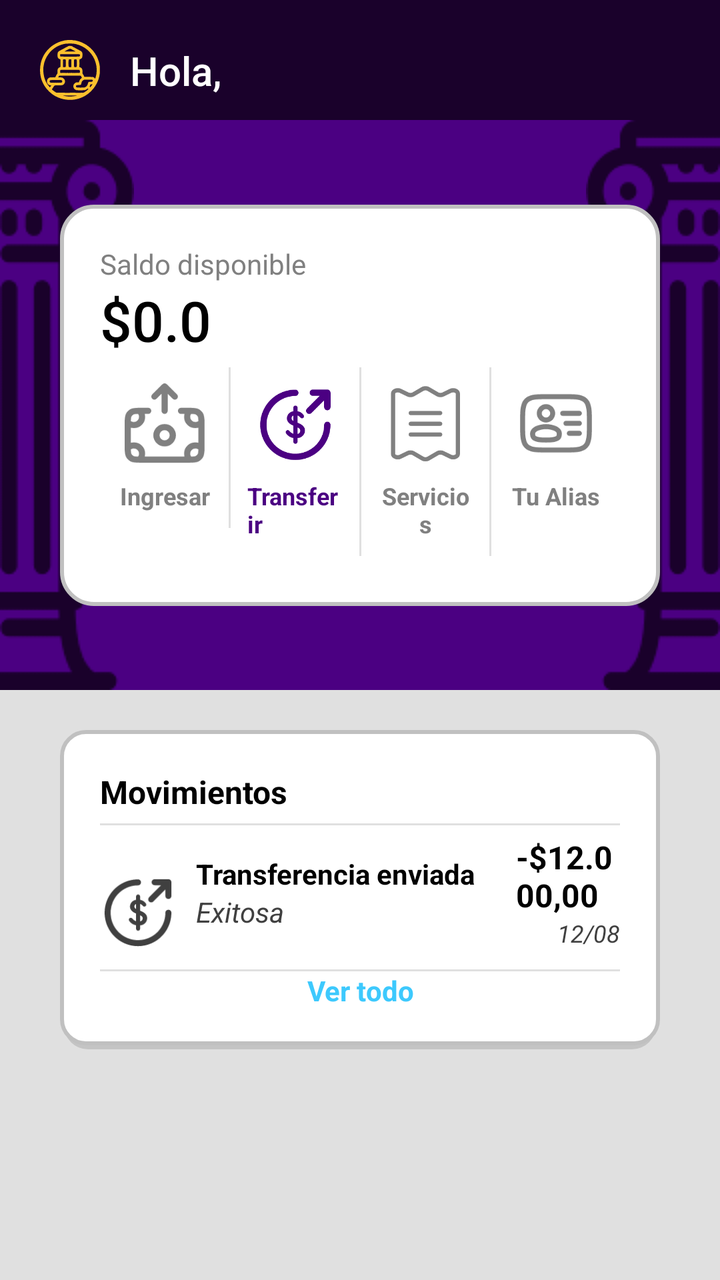
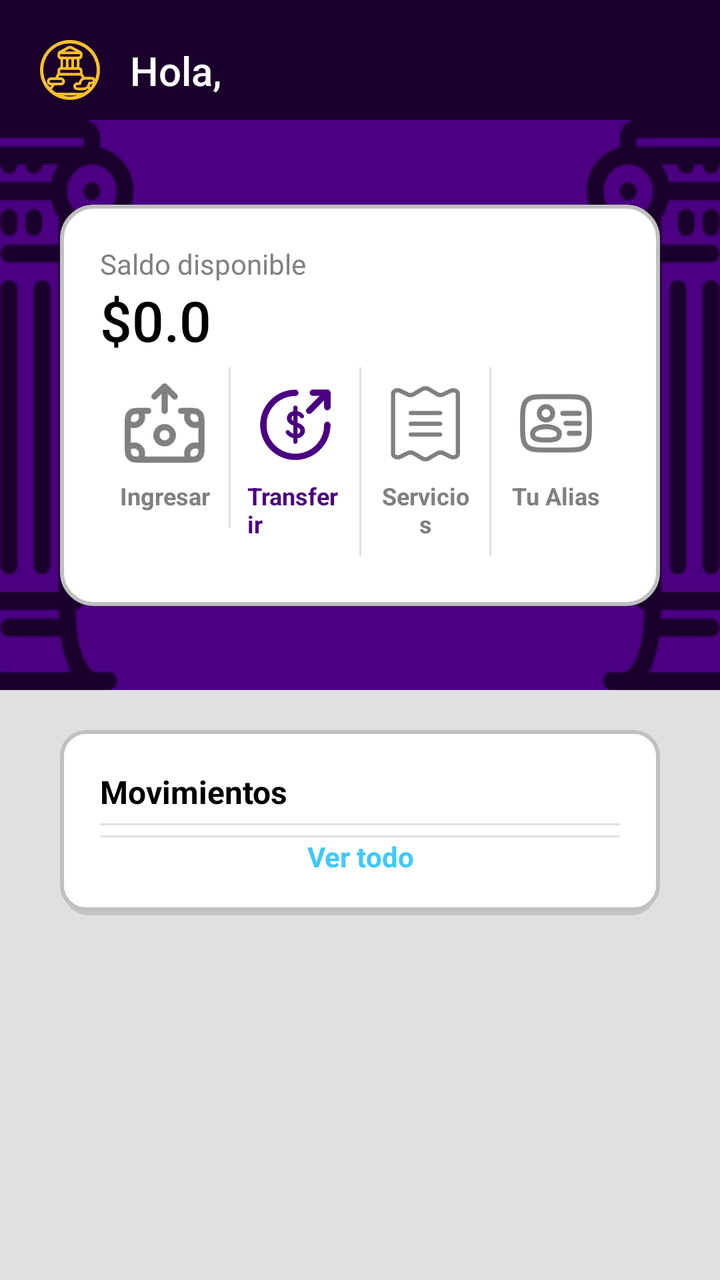

Before-and-after screenshots of an Android layout around one commit, followed by the original layout XML and the change that was made.
<!-- AndroidManifest.xml: application theme Theme.Kharon -->
<!-- res/layout/activity_inicio.xml -->
<?xml version="1.0" encoding="utf-8"?>
<androidx.constraintlayout.widget.ConstraintLayout xmlns:android="http://schemas.android.com/apk/res/android"
    xmlns:app="http://schemas.android.com/apk/res-auto"
    xmlns:tools="http://schemas.android.com/tools"
    android:id="@+id/inicio"
    android:layout_width="match_parent"
    android:layout_height="match_parent"
    android:background="@color/indigoOscuro"
    tools:context=".views.Inicio">

    
    <androidx.constraintlayout.widget.ConstraintLayout
        android:id="@+id/toolbarContainer"
        android:layout_width="0dp"
        android:layout_height="wrap_content"
        android:paddingHorizontal="20dp"
        android:paddingTop="20dp"
        android:paddingBottom="10dp"
        app:layout_constraintTop_toTopOf="parent"
        app:layout_constraintStart_toStartOf="parent"
        app:layout_constraintEnd_toEndOf="parent"
        android:background="@color/indigoOscuro"
        >

        <androidx.constraintlayout.widget.ConstraintLayout
            android:id="@+id/toolbarMenu"
            android:layout_width="0dp"
            android:layout_height="wrap_content"
            app:layout_constraintEnd_toEndOf="parent"
            app:layout_constraintStart_toStartOf="parent"
            app:layout_constraintTop_toTopOf="parent"
            >
            <ImageView
                android:id="@+id/backBtnToolbarMenu"
                android:layout_width="30dp"
                android:layout_height="30dp"
                android:src="@drawable/kharon_logo"
                app:tint="#FBC02D"
                app:layout_constraintStart_toStartOf="parent"
                app:layout_constraintEnd_toStartOf="@id/backBtnToolbarMenu"
                app:layout_constraintTop_toTopOf="parent"
                app:layout_constraintBottom_toBottomOf="parent"
                />
            <TextView
                style="@style/TituloMediano"
                android:id="@+id/tituloToolbarMenu"
                android:layout_width="0dp"
                android:layout_height="wrap_content"
                android:text="Hola, "
                app:layout_constraintEnd_toEndOf="parent"
                app:layout_constraintStart_toEndOf="@id/backBtnToolbarMenu"
                app:layout_constraintTop_toTopOf="parent"
                app:layout_constraintBottom_toBottomOf="parent"
                android:textColor="@color/white"
                android:layout_marginStart="15dp"

                />

        </androidx.constraintlayout.widget.ConstraintLayout>


    </androidx.constraintlayout.widget.ConstraintLayout>

    

    <androidx.constraintlayout.widget.ConstraintLayout
        android:id="@+id/saldoContainer"
        android:layout_width="0dp"
        android:layout_height="wrap_content"
        android:background="@color/indigo"
        app:layout_constraintEnd_toEndOf="parent"
        app:layout_constraintStart_toStartOf="parent"
        app:layout_constraintTop_toBottomOf="@id/toolbarContainer">

        <ImageView
            android:id="@+id/columnaDerecha"
            android:layout_width="wrap_content"
            android:layout_height="wrap_content"
            android:src="@drawable/columna"
            app:layout_constraintEnd_toEndOf="parent"
            app:layout_constraintTop_toTopOf="parent" />

        <ImageView
            android:id="@+id/columnaIzquierda"
            android:layout_width="wrap_content"
            android:layout_height="wrap_content"
            android:scaleX="-1"
            android:src="@drawable/columna"
            app:layout_constraintStart_toStartOf="parent"
            app:layout_constraintTop_toTopOf="parent" />

        
        <androidx.constraintlayout.widget.ConstraintLayout
            android:id="@+id/saldoCard"
            android:layout_width="0dp"
            android:layout_height="wrap_content"
            android:layout_margin="30dp"
            android:background="@drawable/card"
            android:padding="20dp"
            app:layout_constraintBottom_toBottomOf="parent"
            app:layout_constraintEnd_toEndOf="parent"
            app:layout_constraintStart_toStartOf="parent"
            app:layout_constraintTop_toTopOf="parent">

            <TextView
                android:id="@+id/labelSaldo"
                android:layout_width="wrap_content"
                android:layout_height="wrap_content"
                android:text="Saldo disponible"
                android:textColor="@color/grisIntermedio"
                app:layout_constraintBottom_toTopOf="@id/saldo"
                app:layout_constraintStart_toStartOf="parent"
                app:layout_constraintTop_toTopOf="parent" />

            <TextView
                android:id="@+id/saldo"
                style="@style/TituloGrande"
                android:layout_width="wrap_content"
                android:layout_height="wrap_content"
                android:text="$0.0"
                android:textColor="@color/black"
                app:layout_constraintStart_toStartOf="parent"
                app:layout_constraintTop_toBottomOf="@id/labelSaldo" />

            
            <androidx.constraintlayout.widget.ConstraintLayout
                android:id="@+id/btnSaldoContainer"
                android:layout_width="0dp"
                android:layout_height="wrap_content"
                android:paddingVertical="5dp"
                app:layout_constraintBottom_toBottomOf="parent"
                app:layout_constraintEnd_toEndOf="parent"
                app:layout_constraintStart_toStartOf="parent"
                app:layout_constraintTop_toBottomOf="@id/saldo">

                
                <androidx.constraintlayout.widget.ConstraintLayout
                    android:id="@+id/btnIngresar"
                    android:layout_width="0dp"
                    android:layout_height="wrap_content"
                    android:clickable="true"
                    android:focusable="true"
                    android:padding="8dp"
                    android:background="?attr/selectableItemBackgroundBorderless"
                    app:layout_constraintEnd_toStartOf="@id/divider1"
                    app:layout_constraintStart_toStartOf="parent"
                    app:layout_constraintTop_toTopOf="parent">

                    <ImageView
                        android:id="@+id/imgIngresar"
                        android:layout_width="40dp"
                        android:layout_height="40dp"
                        android:contentDescription="Ingresar"
                        android:src="@drawable/ingresar"
                        app:tint="@color/grisIntermedio"
                        app:layout_constraintTop_toTopOf="parent"
                        app:layout_constraintStart_toStartOf="parent"
                        app:layout_constraintEnd_toEndOf="parent" />

                    <TextView
                        android:id="@+id/labelIngresar"
                        android:layout_width="wrap_content"
                        android:layout_height="wrap_content"
                        android:layout_marginTop="8dp"
                        android:text="Ingresar"
                        android:textColor="@color/grisIntermedio"
                        android:textSize="12sp"
                        android:textStyle="bold"
                        app:layout_constraintEnd_toEndOf="@id/imgIngresar"
                        app:layout_constraintStart_toStartOf="@id/imgIngresar"
                        app:layout_constraintTop_toBottomOf="@id/imgIngresar" />
                </androidx.constraintlayout.widget.ConstraintLayout>

                
                <View
                    android:id="@+id/divider1"
                    android:layout_width="1dp"
                    android:layout_height="0dp"
                    android:background="@color/grisClaro"
                    app:layout_constraintTop_toTopOf="@id/btnIngresar"
                    app:layout_constraintBottom_toBottomOf="@id/btnIngresar"
                    app:layout_constraintStart_toEndOf="@id/btnIngresar"
                    app:layout_constraintEnd_toStartOf="@id/btnTransferirV" />

                
                <androidx.constraintlayout.widget.ConstraintLayout
                    android:id="@+id/btnTransferirV"
                    android:layout_width="0dp"
                    android:layout_height="wrap_content"
                    android:clickable="true"
                    android:focusable="true"
                    android:padding="8dp"
                    android:background="?attr/selectableItemBackgroundBorderless"
                    app:layout_constraintEnd_toStartOf="@id/divider2"
                    app:layout_constraintStart_toEndOf="@id/divider1"
                    app:layout_constraintTop_toTopOf="parent">

                    <ImageView
                        android:id="@+id/imgTransferir"
                        android:layout_width="40dp"
                        android:layout_height="40dp"
                        android:contentDescription="Transferir"
                        android:src="@drawable/transferir"
                        app:tint="@color/indigo"
                        app:layout_constraintTop_toTopOf="parent"
                        app:layout_constraintStart_toStartOf="parent"
                        app:layout_constraintEnd_toEndOf="parent" />

                    <TextView
                        android:id="@+id/labelTransferir"
                        android:layout_width="wrap_content"
                        android:layout_height="wrap_content"
                        android:layout_marginTop="8dp"
                        android:text="Transferir"
                        android:textColor="@color/indigo"
                         android:textSize="12sp"                        android:textStyle="bold"
                        app:layout_constraintEnd_toEndOf="@id/imgTransferir"
                        app:layout_constraintStart_toStartOf="@id/imgTransferir"
                        app:layout_constraintTop_toBottomOf="@id/imgTransferir" />
                </androidx.constraintlayout.widget.ConstraintLayout>

                
                <View
                    android:id="@+id/divider2"
                    android:layout_width="1dp"
                    android:layout_height="0dp"
                    android:background="@color/grisClaro"
                    app:layout_constraintTop_toTopOf="@id/btnTransferirV"
                    app:layout_constraintBottom_toBottomOf="@id/btnTransferirV"
                    app:layout_constraintStart_toEndOf="@id/btnTransferirV"
                    app:layout_constraintEnd_toStartOf="@id/btnPagar" />

                
                <androidx.constraintlayout.widget.ConstraintLayout
                    android:id="@+id/btnPagar"
                    android:layout_width="0dp"
                    android:layout_height="wrap_content"
                    android:clickable="true"
                    android:focusable="true"
                    android:padding="8dp"
                    android:background="?attr/selectableItemBackgroundBorderless"
                    app:layout_constraintEnd_toStartOf="@id/divider3"
                    app:layout_constraintStart_toEndOf="@id/divider2"
                    app:layout_constraintTop_toTopOf="parent">

                    <ImageView
                        android:id="@+id/imgPagar"
                        android:layout_width="40dp"
                        android:layout_height="40dp"
                        android:contentDescription="Servicios"
                        android:src="@drawable/servicios"
                        app:tint="@color/grisIntermedio"
                        app:layout_constraintTop_toTopOf="parent"
                        app:layout_constraintStart_toStartOf="parent"
                        app:layout_constraintEnd_toEndOf="parent" />

                    <TextView
                        android:id="@+id/labelPagar"
                        android:layout_width="wrap_content"
                        android:layout_height="wrap_content"
                        android:layout_marginTop="8dp"
                        android:text="Servicios"
                        android:textAlignment="center"
                        android:textColor="@color/grisIntermedio"
                         android:textSize="12sp"                        android:textStyle="bold"
                        app:layout_constraintEnd_toEndOf="@id/imgPagar"
                        app:layout_constraintStart_toStartOf="@id/imgPagar"
                        app:layout_constraintTop_toBottomOf="@id/imgPagar" />
                </androidx.constraintlayout.widget.ConstraintLayout>

                
                <View
                    android:id="@+id/divider3"
                    android:layout_width="1dp"
                    android:layout_height="0dp"
                    android:background="@color/grisClaro"
                    app:layout_constraintTop_toTopOf="@id/btnPagar"
                    app:layout_constraintBottom_toBottomOf="@id/btnPagar"
                    app:layout_constraintStart_toEndOf="@id/btnPagar"
                    app:layout_constraintEnd_toStartOf="@id/btnAlias" />

                
                <androidx.constraintlayout.widget.ConstraintLayout
                    android:id="@+id/btnAlias"
                    android:layout_width="0dp"
                    android:layout_height="wrap_content"
                    android:clickable="true"
                    android:focusable="true"
                    android:padding="8dp"
                    android:background="?attr/selectableItemBackgroundBorderless"
                    app:layout_constraintEnd_toEndOf="parent"
                    app:layout_constraintStart_toEndOf="@id/divider3"
                    app:layout_constraintTop_toTopOf="parent">

                    <ImageView
                        android:id="@+id/imgAlias"
                        android:layout_width="40dp"
                        android:layout_height="40dp"
                        android:contentDescription="Tu alias"
                        android:src="@drawable/alias"
                        app:tint="@color/grisIntermedio"
                        app:layout_constraintTop_toTopOf="parent"
                        app:layout_constraintStart_toStartOf="parent"
                        app:layout_constraintEnd_toEndOf="parent" />

                    <TextView
                        android:id="@+id/labelAlias"
                        android:layout_width="wrap_content"
                        android:layout_height="wrap_content"
                        android:layout_marginTop="8dp"
                        android:text="Tu Alias"
                        android:textColor="@color/grisIntermedio"
                         android:textSize="12sp"                        android:textStyle="bold"
                        app:layout_constraintEnd_toEndOf="@id/imgAlias"
                        app:layout_constraintStart_toStartOf="@id/imgAlias"
                        app:layout_constraintTop_toBottomOf="@id/imgAlias" />
                </androidx.constraintlayout.widget.ConstraintLayout>

            </androidx.constraintlayout.widget.ConstraintLayout>

        </androidx.constraintlayout.widget.ConstraintLayout>

    </androidx.constraintlayout.widget.ConstraintLayout>

    
    <androidx.constraintlayout.widget.ConstraintLayout
        android:id="@+id/movimientosSeccion"
        android:layout_width="0dp"
        android:layout_height="0dp"
        android:background="@color/grisClaro"
        app:layout_constraintTop_toBottomOf="@id/saldoContainer"
        app:layout_constraintBottom_toBottomOf="parent"
        app:layout_constraintEnd_toEndOf="parent"
        app:layout_constraintStart_toStartOf="parent"
        >

        
        <androidx.constraintlayout.widget.ConstraintLayout
            android:id="@+id/movimientosContainer"
            android:layout_width="0dp"
            android:layout_height="wrap_content"
            android:background="@drawable/card_shadow"
            app:layout_constraintTop_toTopOf="parent"
            app:layout_constraintEnd_toEndOf="parent"
            app:layout_constraintStart_toStartOf="parent"
            android:layout_marginHorizontal="30dp"
            android:padding="20dp"
            android:layout_marginTop="20dp"
            >
            <TextView
                android:id="@+id/movimientosTitulo"
                android:layout_width="0dp"
                android:layout_height="wrap_content"
                android:text="Movimientos"
                android:textStyle="bold"
                style="@style/TituloChico"
                android:textColor="@color/black"
                app:layout_constraintTop_toTopOf="parent"
                app:layout_constraintStart_toStartOf="parent"
                />
            <View
                android:id="@+id/dividerHorizontal1"
                android:layout_width="0dp"
                android:layout_height="1dp"
                android:background="@color/grisClaro"
                app:layout_constraintTop_toBottomOf="@id/movimientosTitulo"
                app:layout_constraintStart_toStartOf="parent"
                app:layout_constraintEnd_toEndOf="parent"
                android:layout_marginVertical="5dp"
            />

            
            <androidx.constraintlayout.widget.ConstraintLayout
                android:id="@+id/movimientoRow"
                android:layout_width="0dp"
                android:layout_height="wrap_content"
                app:layout_constraintTop_toBottomOf="@id/dividerHorizontal1"
                app:layout_constraintStart_toStartOf="parent"
                app:layout_constraintEnd_toEndOf="parent"
                android:paddingVertical="5dp"
                >
                <ImageView
                    android:id="@+id/operacionIcono"
                    android:layout_width="wrap_content"
                    android:layout_height="wrap_content"
                    android:src="@drawable/transferir"
                    app:tint="@color/grisOscuro"
                    app:layout_constraintStart_toStartOf="parent"
                    app:layout_constraintBottom_toBottomOf="parent"
                    app:layout_constraintEnd_toStartOf="@id/operacionDetalles"
                />

                
                <androidx.constraintlayout.widget.ConstraintLayout
                    android:id="@+id/operacionDetalles"
                    android:layout_width="170dp"
                    android:layout_height="wrap_content"
                    app:layout_constraintStart_toEndOf="@id/operacionIcono"
                    app:layout_constraintEnd_toStartOf="@id/montoOperacionDetalles"
                    app:layout_constraintTop_toTopOf="parent"
                    app:layout_constraintBottom_toBottomOf="parent"
                    android:paddingHorizontal="10dp"
                    >
                    <TextView
                        android:id="@+id/tipoOperacion"
                        android:layout_width="0dp"
                        android:layout_height="wrap_content"
                        android:text="Transferencia enviada"
                        android:textColor="@color/black"
                        android:textStyle="bold"
                        app:layout_constraintTop_toTopOf="parent"
                        app:layout_constraintStart_toStartOf="parent"
                        />
                    <TextView
                        android:id="@+id/estadoOperacion"
                        android:layout_width="0dp"
                        android:layout_height="wrap_content"
                        android:text="Exitosa"
                        android:textColor="@color/grisOscuro"
                        android:textStyle="italic"
                        app:layout_constraintStart_toStartOf="parent"
                        app:layout_constraintTop_toBottomOf="@id/tipoOperacion"
                        />
                </androidx.constraintlayout.widget.ConstraintLayout>

                
                <androidx.constraintlayout.widget.ConstraintLayout
                    android:layout_width="0dp"
                    android:layout_height="wrap_content"
                    android:id="@+id/montoOperacionDetalles"
                    app:layout_constraintStart_toEndOf="@id/operacionDetalles"
                    app:layout_constraintEnd_toEndOf="parent"
                    app:layout_constraintTop_toTopOf="parent"
                    app:layout_constraintBottom_toBottomOf="parent"
                    >
                    <TextView
                        android:id="@+id/operacionMonto"
                        android:layout_width="0dp"
                        android:layout_height="wrap_content"
                        android:text="-$12.000,00"
                        android:textColor="@color/black"
                        style="@style/TituloChico"
                        android:textStyle="bold"
                        app:layout_constraintEnd_toEndOf="parent"
                        app:layout_constraintTop_toTopOf="parent"
                    />
                    <TextView
                        android:id="@+id/operacionFecha"
                        android:layout_width="0dp"
                        android:layout_height="wrap_content"
                        android:text="12/08"
                        android:textColor="@color/grisOscuro"
                        style="@style/TextoPequeño"
                        android:textStyle="italic"
                        app:layout_constraintEnd_toEndOf="parent"
                        app:layout_constraintTop_toBottomOf="@id/operacionMonto"
                        app:layout_constraintBottom_toBottomOf="parent"
                        />

                </androidx.constraintlayout.widget.ConstraintLayout>
            </androidx.constraintlayout.widget.ConstraintLayout>

            <View
                android:id="@+id/dividerHorizontal2"
                android:layout_width="0dp"
                android:layout_height="1dp"
                android:background="@color/grisClaro"
                app:layout_constraintStart_toStartOf="parent"
                app:layout_constraintEnd_toEndOf="parent"
                app:layout_constraintTop_toBottomOf="@id/movimientoRow"
                android:layout_marginVertical="5dp"
                />
            <TextView
                android:layout_width="0dp"
                android:layout_height="wrap_content"
                android:text="Ver todo"
                android:textStyle="bold"
                android:textColor="@color/celeste"
                app:layout_constraintTop_toBottomOf="@id/dividerHorizontal2"
                app:layout_constraintBottom_toBottomOf="parent"
                app:layout_constraintStart_toStartOf="parent"
                app:layout_constraintEnd_toEndOf="parent"
                android:textAlignment="center"
                />


        </androidx.constraintlayout.widget.ConstraintLayout>

    </androidx.constraintlayout.widget.ConstraintLayout>

</androidx.constraintlayout.widget.ConstraintLayout>
<!-- resources referenced by this layout -->
<resources>
  <color name="black">#FF000000</color>
  <color name="celeste">#3DC9FD</color>
  <color name="grisClaro">#E0E0E0</color>
  <color name="grisIntermedio">#808080</color>
  <color name="grisOscuro">#404040</color>
  <color name="indigo">#4B0082</color>
  <color name="indigoOscuro">#1A012B</color>
  <color name="white">#FFFFFFFF</color>
  <!-- drawable alias: vector/xml drawable (drawable, 3861 chars, omitted) -->
  <!-- drawable card (drawable) -->
  <?xml version="1.0" encoding="utf-8"?>
  <shape xmlns:android="http://schemas.android.com/apk/res/android"
      android:shape="rectangle">
      <corners android:radius="16dp" />
      <stroke android:width="2dp" android:color="#C0C0C0" />
      <solid android:color="@color/white" />
  </shape>
  <!-- drawable card_shadow (drawable) -->
  <?xml version="1.0" encoding="utf-8"?>
  <layer-list xmlns:android="http://schemas.android.com/apk/res/android">
      
      <item
          android:top="2dp"
          android:right="2dp"
          android:left="2dp">
          <shape android:shape="rectangle">
              <solid android:color="#20000000"/>
              <corners android:radius="12dp"/>
          </shape>
      </item>
  
      
      <item
          android:bottom="2dp">
          <shape android:shape="rectangle">
              <solid android:color="#FFFFFF"/>
              <stroke android:width="2dp" android:color="#C0C0C0" />
              <corners android:radius="12dp"/>
          </shape>
      </item>
  </layer-list>
  <!-- drawable columna: png bitmap (drawable, 3223 bytes) -->
  <!-- drawable ingresar: vector/xml drawable (drawable, 2077 chars, omitted) -->
  <!-- drawable kharon_logo: vector/xml drawable (drawable, 28910 chars, omitted) -->
  <!-- drawable servicios: vector/xml drawable (drawable, 2305 chars, omitted) -->
  <!-- drawable transferir: vector/xml drawable (drawable, 3563 chars, omitted) -->
  <style name="TituloChico">
          <item name="android:textSize">16sp</item>
          <item name="android:fontFamily">sans-serif</item>
      </style>
  <style name="TituloGrande">
          <item name="android:textSize">28sp</item>
          <item name="android:fontFamily">sans-serif-medium</item>
      </style>
  <style name="TituloMediano">
          <item name="android:textSize">20sp</item>
          <item name="android:fontFamily">sans-serif-medium</item>
      </style>
  <style name="Theme.Kharon" parent="Base.Theme.Kharon" />
  <style name="Base.Theme.Kharon" parent="Theme.Material3.DayNight.NoActionBar">
          
          
      </style>
</resources>

<!-- the commit's change to res/layout/activity_inicio.xml (unified diff, before → after) -->
@@ -331,8 +331,7 @@
         app:layout_constraintTop_toBottomOf="@id/saldoContainer"
         app:layout_constraintBottom_toBottomOf="parent"
         app:layout_constraintEnd_toEndOf="parent"
-        app:layout_constraintStart_toStartOf="parent"
-        >
+        app:layout_constraintStart_toStartOf="parent">
 
         
         <androidx.constraintlayout.widget.ConstraintLayout
@@ -345,8 +344,8 @@
             app:layout_constraintStart_toStartOf="parent"
             android:layout_marginHorizontal="30dp"
             android:padding="20dp"
-            android:layout_marginTop="20dp"
-            >
+            android:layout_marginTop="20dp">
+
             <TextView
                 android:id="@+id/movimientosTitulo"
                 android:layout_width="0dp"
@@ -356,8 +355,8 @@
                 style="@style/TituloChico"
                 android:textColor="@color/black"
                 app:layout_constraintTop_toTopOf="parent"
-                app:layout_constraintStart_toStartOf="parent"
-                />
+                app:layout_constraintStart_toStartOf="parent" />
+
             <View
                 android:id="@+id/dividerHorizontal1"
                 android:layout_width="0dp"
@@ -366,99 +365,17 @@
                 app:layout_constraintTop_toBottomOf="@id/movimientosTitulo"
                 app:layout_constraintStart_toStartOf="parent"
                 app:layout_constraintEnd_toEndOf="parent"
-                android:layout_marginVertical="5dp"
-            />
+                android:layout_marginVertical="5dp" />
 
             
-            <androidx.constraintlayout.widget.ConstraintLayout
-                android:id="@+id/movimientoRow"
-                android:layout_width="0dp"
-                android:layout_height="wrap_content"
+            <LinearLayout
+                android:id="@+id/movimientosLista"
+                android:layout_width="0dp"
+                android:layout_height="wrap_content"
+                android:orientation="vertical"
                 app:layout_constraintTop_toBottomOf="@id/dividerHorizontal1"
                 app:layout_constraintStart_toStartOf="parent"
-                app:layout_constraintEnd_toEndOf="parent"
-                android:paddingVertical="5dp"
-                >
-                <ImageView
-                    android:id="@+id/operacionIcono"
-                    android:layout_width="wrap_content"
-                    android:layout_height="wrap_content"
-                    android:src="@drawable/transferir"
-                    app:tint="@color/grisOscuro"
-                    app:layout_constraintStart_toStartOf="parent"
-                    app:layout_constraintBottom_toBottomOf="parent"
-                    app:layout_constraintEnd_toStartOf="@id/operacionDetalles"
-                />
-
-                
-                <androidx.constraintlayout.widget.ConstraintLayout
-                    android:id="@+id/operacionDetalles"
-                    android:layout_width="170dp"
-                    android:layout_height="wrap_content"
-                    app:layout_constraintStart_toEndOf="@id/operacionIcono"
-                    app:layout_constraintEnd_toStartOf="@id/montoOperacionDetalles"
-                    app:layout_constraintTop_toTopOf="parent"
-                    app:layout_constraintBottom_toBottomOf="parent"
-                    android:paddingHorizontal="10dp"
-                    >
-                    <TextView
-                        android:id="@+id/tipoOperacion"
-                        android:layout_width="0dp"
-                        android:layout_height="wrap_content"
-                        android:text="Transferencia enviada"
-                        android:textColor="@color/black"
-                        android:textStyle="bold"
-                        app:layout_constraintTop_toTopOf="parent"
-                        app:layout_constraintStart_toStartOf="parent"
-                        />
-                    <TextView
-                        android:id="@+id/estadoOperacion"
-                        android:layout_width="0dp"
-                        android:layout_height="wrap_content"
-                        android:text="Exitosa"
-                        android:textColor="@color/grisOscuro"
-                        android:textStyle="italic"
-                        app:layout_constraintStart_toStartOf="parent"
-                        app:layout_constraintTop_toBottomOf="@id/tipoOperacion"
-                        />
-                </androidx.constraintlayout.widget.ConstraintLayout>
-
-                
-                <androidx.constraintlayout.widget.ConstraintLayout
-                    android:layout_width="0dp"
-                    android:layout_height="wrap_content"
-                    android:id="@+id/montoOperacionDetalles"
-                    app:layout_constraintStart_toEndOf="@id/operacionDetalles"
-                    app:layout_constraintEnd_toEndOf="parent"
-                    app:layout_constraintTop_toTopOf="parent"
-                    app:layout_constraintBottom_toBottomOf="parent"
-                    >
-                    <TextView
-                        android:id="@+id/operacionMonto"
-                        android:layout_width="0dp"
-                        android:layout_height="wrap_content"
-                        android:text="-$12.000,00"
-                        android:textColor="@color/black"
-                        style="@style/TituloChico"
-                        android:textStyle="bold"
-                        app:layout_constraintEnd_toEndOf="parent"
-                        app:layout_constraintTop_toTopOf="parent"
-                    />
-                    <TextView
-                        android:id="@+id/operacionFecha"
-                        android:layout_width="0dp"
-                        android:layout_height="wrap_content"
-                        android:text="12/08"
-                        android:textColor="@color/grisOscuro"
-                        style="@style/TextoPequeño"
-                        android:textStyle="italic"
-                        app:layout_constraintEnd_toEndOf="parent"
-                        app:layout_constraintTop_toBottomOf="@id/operacionMonto"
-                        app:layout_constraintBottom_toBottomOf="parent"
-                        />
-
-                </androidx.constraintlayout.widget.ConstraintLayout>
-            </androidx.constraintlayout.widget.ConstraintLayout>
+                app:layout_constraintEnd_toEndOf="parent" />
 
             <View
                 android:id="@+id/dividerHorizontal2"
@@ -467,9 +384,9 @@
                 android:background="@color/grisClaro"
                 app:layout_constraintStart_toStartOf="parent"
                 app:layout_constraintEnd_toEndOf="parent"
-                app:layout_constraintTop_toBottomOf="@id/movimientoRow"
-                android:layout_marginVertical="5dp"
-                />
+                app:layout_constraintTop_toBottomOf="@id/movimientosLista"
+                android:layout_marginVertical="5dp" />
+
             <TextView
                 android:layout_width="0dp"
                 android:layout_height="wrap_content"
@@ -480,9 +397,7 @@
                 app:layout_constraintBottom_toBottomOf="parent"
                 app:layout_constraintStart_toStartOf="parent"
                 app:layout_constraintEnd_toEndOf="parent"
-                android:textAlignment="center"
-                />
-
+                android:textAlignment="center" />
 
         </androidx.constraintlayout.widget.ConstraintLayout>
 
<!-- resource entries referenced after the edit -->
@@ -4,7 +4,6 @@
   <color name="celeste">#3DC9FD</color>
   <color name="grisClaro">#E0E0E0</color>
   <color name="grisIntermedio">#808080</color>
-  <color name="grisOscuro">#404040</color>
   <color name="indigo">#4B0082</color>
   <color name="indigoOscuro">#1A012B</color>
   <color name="white">#FFFFFFFF</color>
